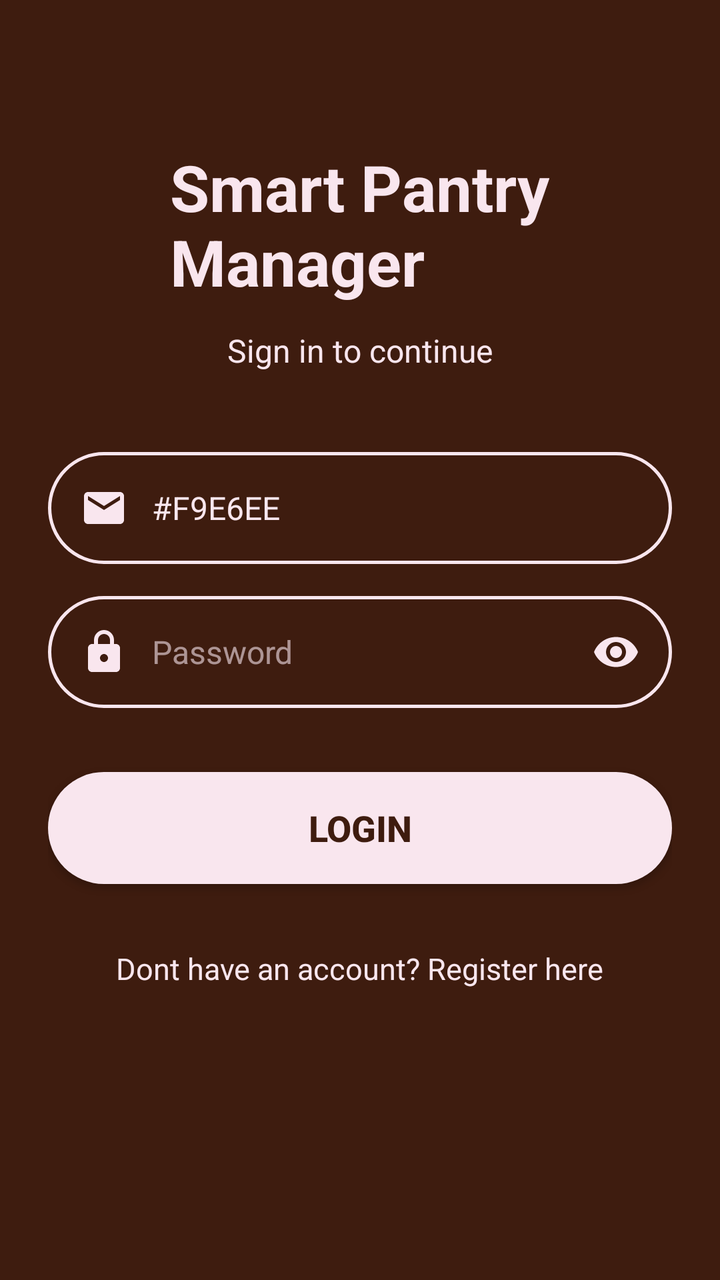
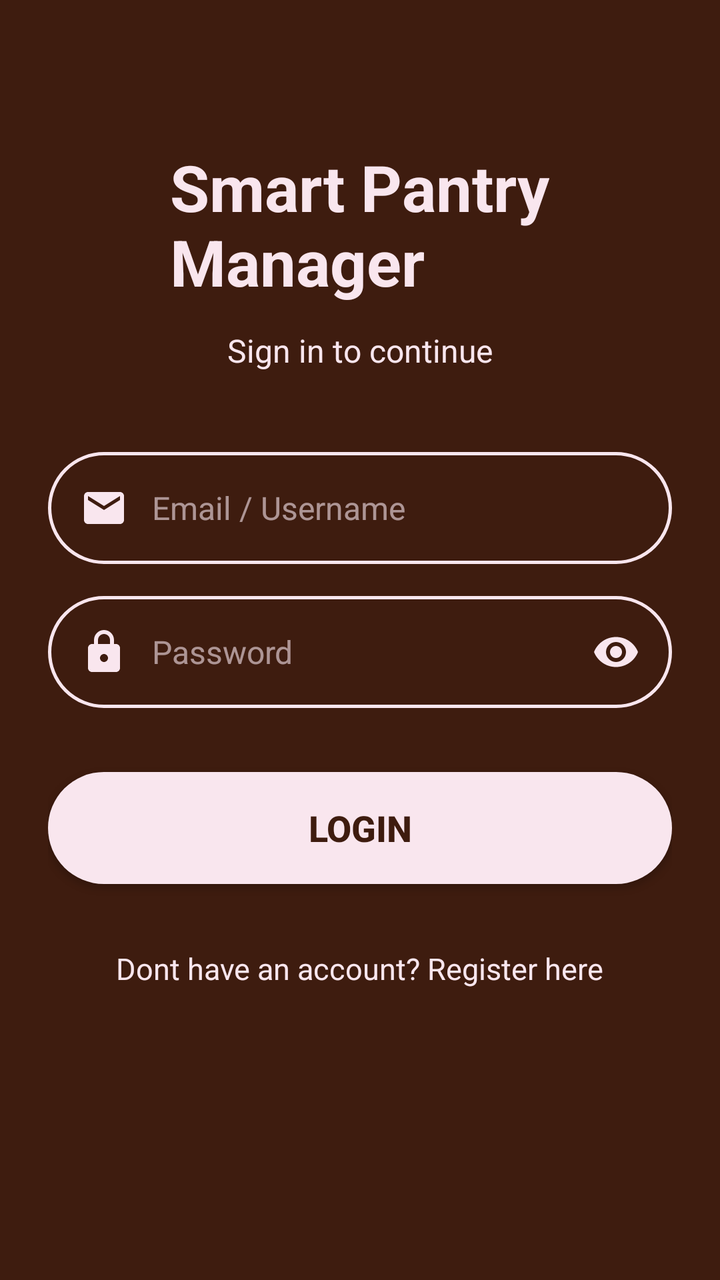

Compare the two renders of this Android layout. The source of the first and the diff that turns it into the second are given below.
<!-- AndroidManifest.xml: application theme Theme.SmartPantryManager -->
<!-- res/layout/activity_login.xml -->
<?xml version="1.0" encoding="utf-8"?>
<ScrollView xmlns:android="http://schemas.android.com/apk/res/android"
    xmlns:app = "http://schemas.android.com/apk/res-auto"
    android:layout_width="match_parent"
    android:layout_height="match_parent"
    android:background="@color/cocoa_brown"
    android:fillViewport="true">

    <LinearLayout
        android:layout_width="match_parent"
        android:layout_height="wrap_content"
        android:orientation="vertical"
        android:padding="24dp"
        android:gravity="center_horizontal">
        
        <TextView
            android:layout_width="wrap_content"
            android:layout_height="wrap_content"
            android:text="Smart Pantry\nManager"
            android:textAlignment="center"
            android:textSize="32sp"
            android:textStyle="bold"
            android:layout_marginTop="48dp"
            android:layout_marginBottom="12dp" />

        <TextView
            android:layout_width="wrap_content"
            android:layout_height="wrap_content"
            android:text="Sign in to continue"
            android:textSize="16sp"
            android:textColor="@color/misty_rose"
            android:layout_marginBottom="40dp" />
        
        <LinearLayout
            android:layout_width="match_parent"
            android:layout_height="56dp"
            android:layout_marginBottom="16dp"
            android:background="@drawable/rounded_input_bg"
            android:gravity="center_vertical"
            android:paddingHorizontal="16dp"
            android:orientation="horizontal">

            <ImageView
                android:layout_width="24dp"
                android:layout_height="24dp"
                android:src="@drawable/ic_email"
                app:tint="@color/misty_rose"
                android:contentDescription="Username icon" />

            <EditText
                android:id="@+id/edit_username"
                android:layout_width="0dp"
                android:layout_height="match_parent"
                android:layout_weight="1"
                android:layout_marginStart="12dp"
                android:background="@android:color/transparent"
                android:hint="Email / Username"
                android:textColorHint="@color/misty_rose_hint"
                android:text="@color/misty_rose"
                android:textSize="16sp"
                android:inputType="text" />
        </LinearLayout>

        <LinearLayout
            android:layout_width="match_parent"
            android:layout_height="56dp"
            android:layout_marginBottom="32dp"
            android:background="@drawable/rounded_input_bg"
            android:gravity="center_vertical"
            android:paddingHorizontal="16dp"
            android:orientation="horizontal">
            
            <ImageView
                android:layout_width="24dp"
                android:layout_height="24dp"
                android:src="@drawable/ic_lock"
                app:tint="@color/misty_rose"
                android:contentDescription="Password icon" />
            
            <EditText
                android:id="@+id/edit_password"
                android:layout_width="0dp"
                android:layout_height="match_parent"
                android:layout_weight="1"
                android:layout_marginStart="12dp"
                android:background="@android:color/transparent"
                android:hint="Password"
                android:textColorHint="@color/misty_rose_hint"
                android:textColor="@color/misty_rose"
                android:textSize="16sp"
                android:inputType="textPassword" />

            <ImageView
                android:layout_width="24dp"
                android:layout_height="24dp"
                android:src="@drawable/ic_eye"
                app:tint="@color/misty_rose"
                android:contentDescription="Toggle password" />
        </LinearLayout>

        <Button
            android:id="@+id/button_login"
            android:layout_width="match_parent"
            android:layout_height="56dp"
            android:background="@drawable/rounded_button_filled"
            android:textColor="@color/cocoa_brown"
            android:textSize="18sp"
            android:textStyle="bold"
            android:text="Login" />

        <TextView
            android:id="@+id/text_register_link"
            android:layout_width="wrap_content"
            android:layout_height="wrap_content"
            android:layout_marginTop="24dp"
            android:text="Dont have an account? Register here"
            android:textColor="@color/misty_rose"
            android:textSize="15sp"
            android:padding="8dp"
            android:clickable="true"
            android:focusable="true" />
    </LinearLayout>
</ScrollView>
<!-- resources referenced by this layout -->
<resources>
  <color name="cocoa_brown">#3E1C0F</color>
  <color name="misty_rose">#F9E6EE</color>
  <color name="misty_rose_hint">#99F9E6EE</color>
  <!-- drawable ic_email (drawable) -->
  <vector xmlns:android="http://schemas.android.com/apk/res/android"
      android:width="24dp" android:height="24dp"
      android:viewportWidth="24" android:viewportHeight="24">
      <path android:fillColor="#F9E6EE" android:pathData="M20,4H4c-1.1,0 -1.99,0.9 -1.99,2L2,18c0,1.1 0.9,2 2,2h16c1.1,0 2,-0.9 2,-2V6c0,-1.1 -0.9,-2 -2,-2zM20,8l-8,5 -8,-5V6l8,5 8,-5v2z"/>
  
  </vector>
  <!-- drawable ic_eye (drawable) -->
  <vector xmlns:android="http://schemas.android.com/apk/res/android"
      android:width="24dp" android:height="24dp"
      android:viewportWidth="24" android:viewportHeight="24">
      <path android:fillColor="#F9E6EE" android:pathData="M12,4.5C7,4.5 2.73,7.61 1,12c1.73,4.39 6,7.5 11,7.5s9.27,-3.11 11,-7.5c-1.73,-4.39 -6,-7.5 -11,-7.5zM12,17c-2.76,0 -5,-2.24 -5,-5s2.24,-5 5,-5 5,2.24 5,5 -2.24,5 -5,5zM12,9c-1.66,0 -3,1.34 -3,3s1.34,3 3,3 3,-1.34 3,-3 -1.34,-3 -3,-3z"/>
  </vector>
  <!-- drawable ic_lock (drawable) -->
  <vector xmlns:android="http://schemas.android.com/apk/res/android"
      android:width="24dp" android:height="24dp"
      android:viewportWidth="24" android:viewportHeight="24">
      <path android:fillColor="#F9E6EE" android:pathData="M18,8h-1V6c0,-2.76 -2.24,-5 -5,-5S7,3.24 7,6v2H6c-1.1,0 -2,0.9 -2,2v10c0,1.1 0.9,2 2,2h12c1.1,0 2,-0.9 2,-2V10c0,-1.1 -0.9,-2 -2,-2zM12,17c-1.1,0 -2,-0.9 -2,-2s0.9,-2 2,-2 2,0.9 2,2 -0.9,2 -2,2zM9,8V6c0,-1.66 1.34,-3 3,-3s3,1.34 3,3v2H9z"/>
  
  </vector>
  <!-- drawable rounded_button_filled (drawable) -->
  <?xml version="1.0" encoding="utf-8"?>
  <shape xmlns:android="http://schemas.android.com/apk/res/android"
      android:shape="rectangle">
      <solid android:color="@color/misty_rose"/>
      <corners android:radius="28dp"/>
  </shape>
  <!-- drawable rounded_input_bg (drawable) -->
  <?xml version="1.0" encoding="utf-8"?>
  <shape xmlns:android="http://schemas.android.com/apk/res/android"
      android:shape="rectangle">
      <solid android:color="@color/cocoa_brown"/>
      <corners android:radius="28dp"/>
      <stroke android:width="1.5dp" android:color="@color/misty_rose"/>
  
  </shape>
  <style name="Theme.SmartPantryManager" parent="Theme.MaterialComponents.DayNight.NoActionBar">
  
          <item name="colorPrimary">@color/misty_rose</item>
          <item name="colorPrimaryVariant">@color/misty_rose</item>
          <item name="colorOnPrimary">@color/cocoa_brown</item>
          <item name="colorPrimaryDark">@color/cocoa_brown_dark</item>
          <item name="colorAccent">@color/misty_rose</item>
          <item name="android:windowBackground">@color/cocoa_brown</item>
          <item name="android:textColor">@color/misty_rose</item>
          <item name="android:textColorPrimary">@color/misty_rose</item>
          <item name="android:textColorSecondary">#E6D0D9</item>
          <item name="android:editTextColor">@color/misty_rose</item>
          <item name="android:textColorHint">#B3A2A8</item>
  
  
      </style>
  <color name="cocoa_brown_dark">#2A120A</color>
</resources>

<!-- the commit's change to res/layout/activity_login.xml (unified diff, before → after) -->
@@ -56,7 +56,7 @@
                 android:background="@android:color/transparent"
                 android:hint="Email / Username"
                 android:textColorHint="@color/misty_rose_hint"
-                android:text="@color/misty_rose"
+                android:textColor="@color/misty_rose"
                 android:textSize="16sp"
                 android:inputType="text" />
         </LinearLayout>
